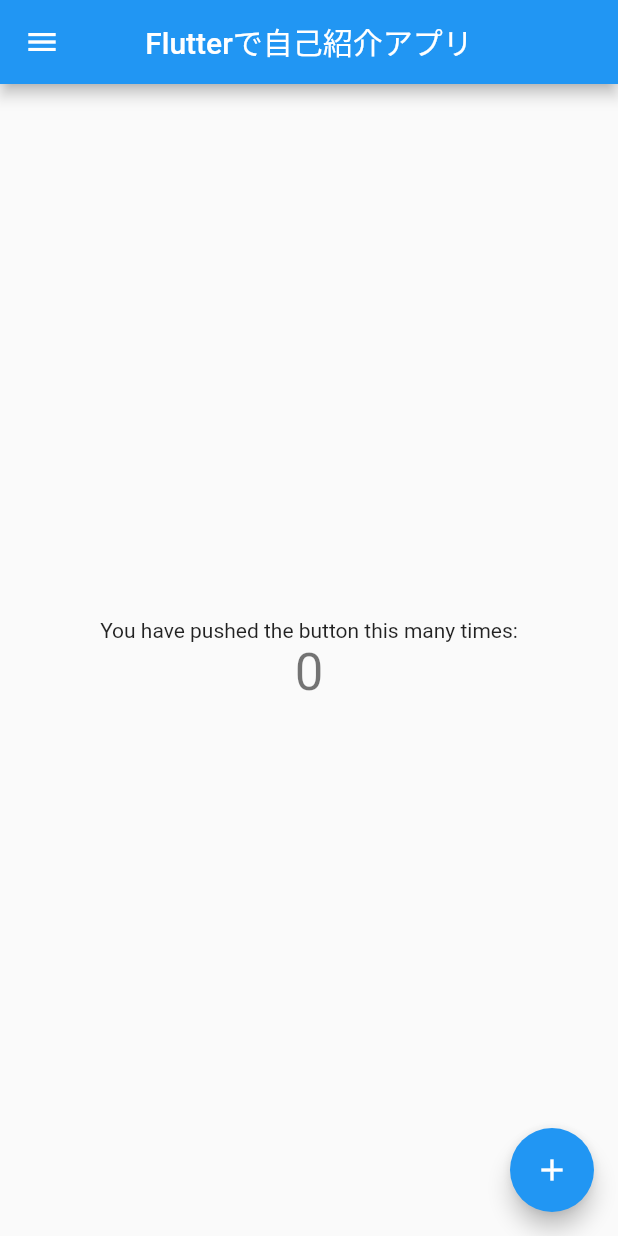
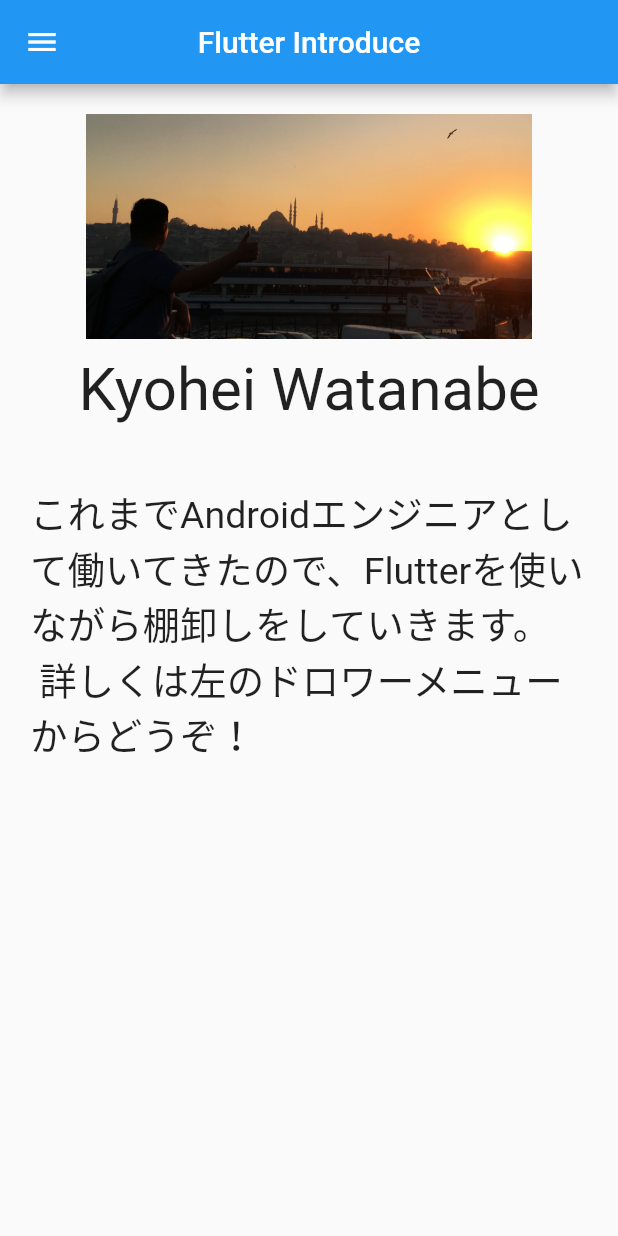
Before and after one commit to KYOHEI-jp/flutter_introduce_myself, a Flutter app: the screen it shows after launch, on a phone screen of 412 x 824 dp. Run offline on Flutter 3.47's test engine with Material 2 defaults, Android fonts, the phone set to English and light mode, and no system bars; our stand-ins replace animated_text_kit, font_awesome_flutter.

Commit message:
mainファイルに画像

```diff
--- a/lib/main.dart
+++ b/lib/main.dart
@@ -1,6 +1,19 @@
+import 'package:animated_text_kit/animated_text_kit.dart';
 import 'package:flutter/material.dart';
-import 'package:flutter_introduce_myself/screens/drawer_screen.dart';
-import 'package:flutter_introduce_myself/screens/home_screen.dart';
+import 'package:flutter_introduce_myself/projects/screens/drug_store_screens/drug_store_screen.dart';
+
+const colorizeColors = [
+  Colors.pinkAccent,
+  Colors.blue,
+  Colors.lightGreen,
+  Colors.orangeAccent,
+  Colors.deepOrangeAccent
+];
+
+const colorizeTextStyle = TextStyle(
+  fontSize: 20.0,
+  fontFamily: 'Horizon',
+);
 
 void main() {
   runApp(const MyApp());
@@ -17,7 +30,7 @@ class MyApp extends StatelessWidget {
       theme: ThemeData(
         primarySwatch: Colors.blue,
       ),
-      home: const MyHomePage(title: 'Flutterで自己紹介アプリ'),
+      home: const MyHomePage(title: 'Flutter Introduce'),
     );
   }
 }
@@ -43,29 +56,179 @@ class _MyHomePageState extends State<MyHomePage> {
   @override
   Widget build(BuildContext context) {
     return Scaffold(
-      drawer: DrawerScreen(),
+      drawer: buildDrawer(),
       appBar: AppBar(
         title: Text(widget.title),
         centerTitle: true,
       ),
-      body: Center(
-        child: Column(
-          mainAxisAlignment: MainAxisAlignment.center,
-          children: <Widget>[
-            const Text(
-              'You have pushed the button this many times:',
+      body: Column(
+        children: [
+          const SizedBox(
+            height: 20.0,
+          ),
+          Center(
+            child: Image.asset(
+              'assets/IMG_9447.jpg',
+              height: 150,
+              width: MediaQuery.of(context).size.width,
             ),
-            Text(
-              '$_counter',
-              style: Theme.of(context).textTheme.headline4,
+          ),
+          const SizedBox(
+            height: 10.0,
+          ),
+          const Text(
+            "Kyohei Watanabe",
+            style: TextStyle(fontSize: 40.0),
+          ),
+          const SizedBox(
+            height: 20.0,
+          ),
+          Container(
+            padding: EdgeInsets.all(20.0),
+            child: Text(
+              "これまでAndroidエンジニアとして働いてきたので、Flutterを使いながら棚卸しをしていきます。\n 詳しくは左のドロワーメニューからどうぞ！",
+              style: TextStyle(fontSize: 25.0),
             ),
-          ],
-        ),
+          ),
+        ],
       ),
-      floatingActionButton: FloatingActionButton(
-        onPressed: _incrementCounter,
-        tooltip: 'Increment',
-        child: const Icon(Icons.add),
+    );
+  }
+
+  buildDrawer() {
+    return Drawer(
+      child: ListView(
+        children: [
+          Container(
+            padding: EdgeInsets.all(15.0),
+            child: AnimatedTextKit(
+              animatedTexts: [
+                ColorizeAnimatedText("仕事で携わったAndroidアプリ",
+                    textStyle: colorizeTextStyle, colors: colorizeColors)
+              ],
+            ),
+          ),
+          Container(
+            decoration: const BoxDecoration(
+              border: Border(
+                bottom: BorderSide(color: Colors.pinkAccent),
+              ),
+            ),
+            child: ListTile(
+              leading: Icon(
+                Icons.local_hospital_rounded,
+                color: Colors.pinkAccent,
+              ),
+              title: const Text("ドラッグストアアプリ"),
+              onTap: () {
+                Navigator.push(
+                  context,
+                  MaterialPageRoute(
+                    builder: (context) => DrugStoreScreen(),
+                  ),
+                );
+              },
+            ),
+          ),
+          Container(
+            decoration: const BoxDecoration(
+              border: Border(
+                bottom: BorderSide(
+                  color: Colors.blue,
+                ),
+              ),
+            ),
+            child: ListTile(
+              leading: Icon(
+                Icons.local_grocery_store,
+                color: Colors.blue,
+              ),
+              title: const Text("業務ディスカウントストアアプリ"),
+              onTap: () {},
+            ),
+          ),
+          Container(
+            decoration: BoxDecoration(
+                border: Border(bottom: BorderSide(color: Colors.lightGreen))),
+            child: ListTile(
+              leading: Icon(
+                Icons.park,
+                color: Colors.lightGreen,
+              ),
+              title: const Text("イベントスペース系アプリ"),
+              onTap: () {},
+            ),
+          ),
+          Container(
+            decoration: BoxDecoration(
+              border: Border(
+                bottom: BorderSide(color: Colors.orangeAccent),
+              ),
+            ),
+            child: ListTile(
+              leading: Icon(
+                Icons.storefront_sharp,
+                color: Colors.orangeAccent,
+              ),
+              title: const Text("スーパーマーケットアプリ"),
+              onTap: () {},
+            ),
+          ),
+          Container(
+            decoration: BoxDecoration(
+              border: Border(
+                bottom: BorderSide(color: Colors.deepOrangeAccent),
+              ),
+            ),
+            child: ListTile(
+              leading: Icon(
+                Icons.perm_identity_outlined,
+                color: Colors.deepOrangeAccent,
+              ),
+              title: const Text("整体アプリ"),
+              onTap: () {},
+            ),
+          ),
+          SizedBox(
+            height: 15.0,
+          ),
+          Container(
+            padding: EdgeInsets.all(15.0),
+            child: Text(
+              "自分で作ったFlutterアプリ",
+              style: TextStyle(fontSize: 20.0),
+            ),
+          ),
+          Container(
+            decoration: BoxDecoration(
+              border: Border(
+                bottom: BorderSide(color: Colors.black38),
+              ),
+            ),
+            child: ListTile(
+              leading: Icon(
+                Icons.today_outlined,
+              ),
+              title: const Text("TODOアプリ"),
+              onTap: () {},
+            ),
+          ),
+          Container(
+            decoration: BoxDecoration(
+              border: Border(
+                bottom: BorderSide(color: Colors.black38),
+              ),
+            ),
+            child: ListTile(
+              leading: Icon(
+                Icons.perm_identity_outlined,
+                color: Colors.deepOrangeAccent,
+              ),
+              title: const Text("整体アプリ"),
+              onTap: () {},
+            ),
+          ),
+        ],
       ),
     );
   }
```
